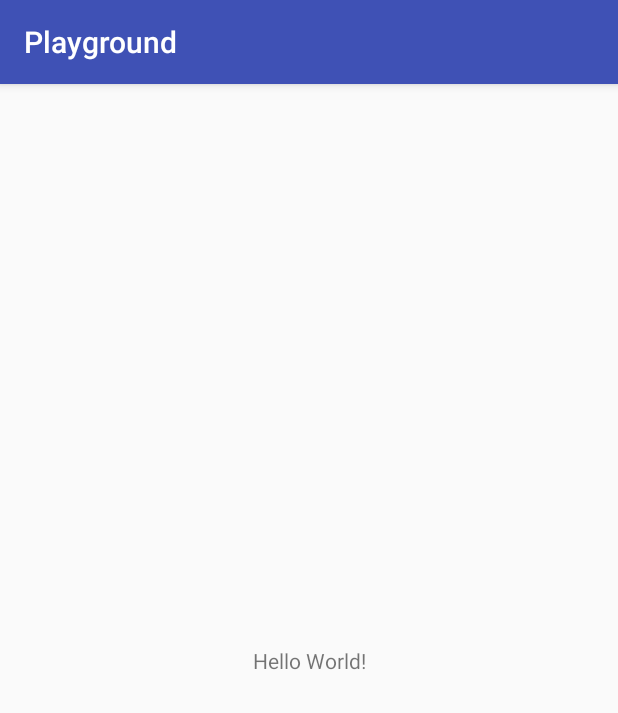
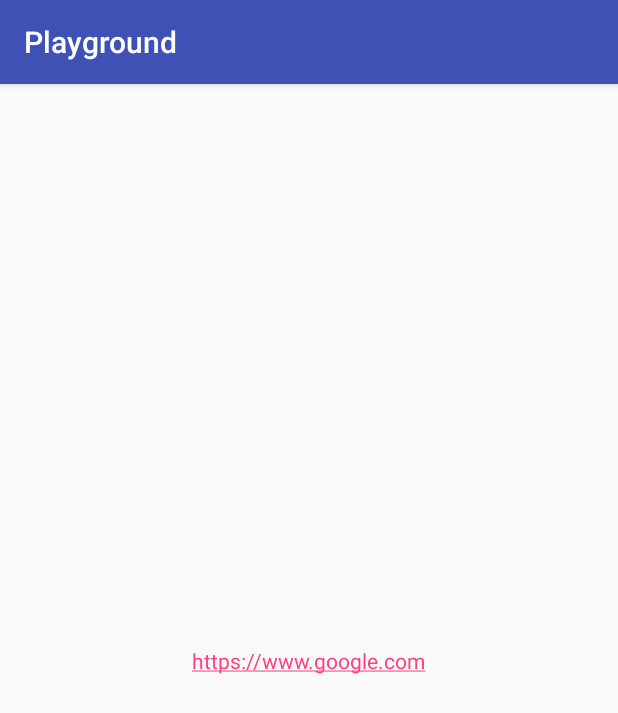
Before and after one commit to vuhung3990/playground, an Android app: the screen it shows after launch (MainActivity), on a phone screen of 412 x 824 dp. Shown: the top 713 px of the screen. Run offline under Robolectric (Android 15) with nearby library versions, the phone set to English and light mode, and no system bars.

Commit message:
schema url android

```diff
--- a/app/src/main/java/com/tux/playground/MainActivity.kt
+++ b/app/src/main/java/com/tux/playground/MainActivity.kt
@@ -1,7 +1,10 @@
 package com.tux.playground
 
 import android.os.Bundle
+import android.text.Html
+import android.text.method.LinkMovementMethod
 import androidx.appcompat.app.AppCompatActivity
+import kotlinx.android.synthetic.main.activity_main.*
 
 class MainActivity : AppCompatActivity() {
 
--- a/app/src/main/res/layout/activity_main.xml
+++ b/app/src/main/res/layout/activity_main.xml
@@ -8,9 +8,11 @@
   tools:context=".MainActivity">
 
   <TextView
+    android:id="@+id/text"
+    android:autoLink="web"
+    android:text="https://www.google.com"
     android:layout_width="wrap_content"
     android:layout_height="wrap_content"
-    android:text="Hello World!"
     app:layout_constraintBottom_toBottomOf="parent"
     app:layout_constraintLeft_toLeftOf="parent"
     app:layout_constraintRight_toRightOf="parent"
--- /dev/null
+++ b/app/src/main/res/layout/activity_webview.xml
@@ -0,0 +1,5 @@
+<?xml version="1.0" encoding="utf-8"?>
+<WebView xmlns:android="http://schemas.android.com/apk/res/android"
+  android:id="@+id/webview"
+  android:layout_width="match_parent"
+  android:layout_height="match_parent"/>
```
Also changed, not shown: app/src/main/AndroidManifest.xml (+8 -0 lines), app/src/main/java/com/tux/playground/Webview.kt (added, +12 -0 lines).
